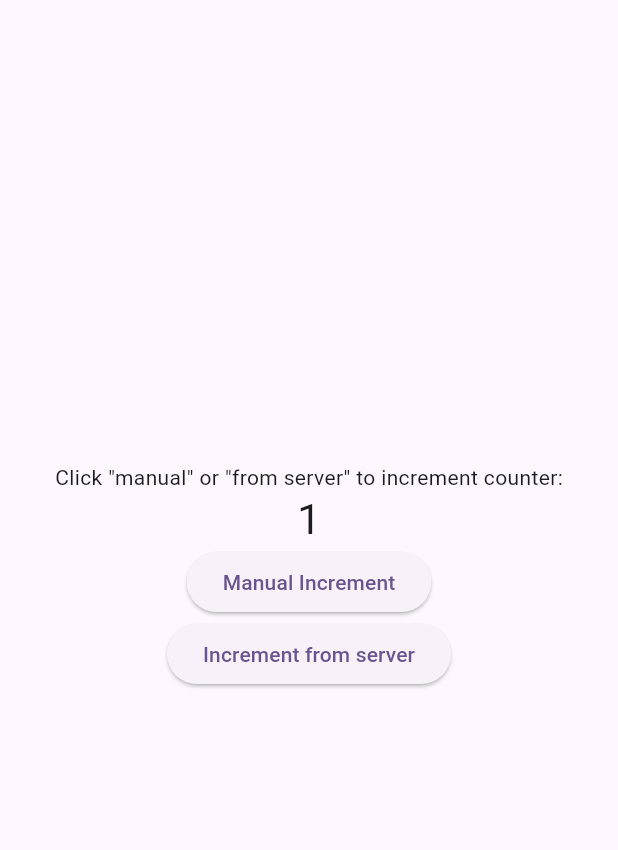
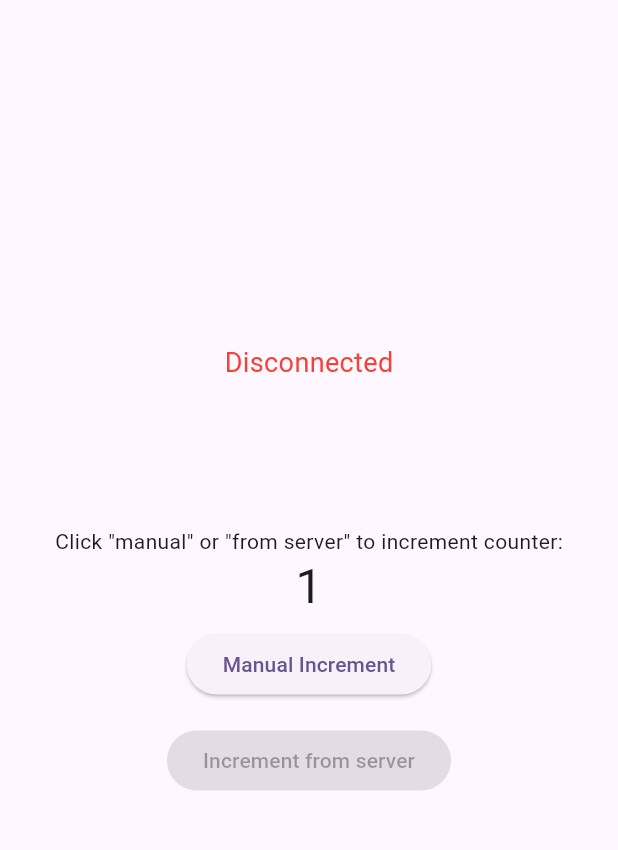
Before and after one commit to dobrunov/Flutter_websocket_app_frontend, a Flutter app: the screen it shows after launch, after a tap on "Manual Increment", on a phone screen of 412 x 824 dp, the part 84-934 px from its top. Run offline on Flutter 3.47's test engine with Material 3 defaults, Android fonts, the phone set to English and light mode, and no system bars; our stand-ins replace flutter_riverpod; network calls fail.

Commit message:
refactor providers, added 'connected/disconnected' label, disable 'increment from server' button, when disconnected, delete unnecessary in pubspec.yaml

```diff
--- a/lib/main.dart
+++ b/lib/main.dart
@@ -1,6 +1,7 @@
 import 'package:flutter/material.dart';
 import 'package:flutter_riverpod/flutter_riverpod.dart';
-import 'package:flutter_websocket_client/provider/counter_provider.dart';
+import 'package:flutter_websocket_client/providers/connection_provider.dart';
+import 'package:flutter_websocket_client/providers/counter_provider.dart';
 import 'package:flutter_websocket_client/websocket/websocket_client.dart';
 
 void main() {
@@ -50,6 +51,7 @@ class MyHomePageState extends ConsumerState<MyHomePage> {
   @override
   Widget build(BuildContext context) {
     final counterState = ref.watch(counterProvider);
+    final connectionState = ref.watch(connectionProvider);
 
     return Scaffold(
       appBar: AppBar(
@@ -60,21 +62,38 @@ class MyHomePageState extends ConsumerState<MyHomePage> {
         child: Column(
           mainAxisAlignment: MainAxisAlignment.center,
           children: <Widget>[
+            Padding(
+              padding: const EdgeInsets.only(bottom: 96.0),
+              child: Text(
+                connectionState.showDisconnect ? 'Disconnected' : 'Connected',
+                style: TextStyle(fontSize: 18, color: connectionState.showDisconnect ? Colors.red : Colors.green),
+              ),
+            ),
             const Text('Click "manual" or "from server" to increment counter:'),
             Text(
               counterState.counter.toString(),
-              style: Theme.of(context).textTheme.headlineMedium,
+              style: Theme.of(context).textTheme.headlineLarge,
             ),
-            ElevatedButton(
-              onPressed: () => ref.read(counterProvider.notifier).incrementCounter(),
-              child: const Text('Manual Increment'),
+            Padding(
+              padding: const EdgeInsets.all(8.0),
+              child: ElevatedButton(
+                onPressed: () => ref.read(counterProvider.notifier).incrementCounter(),
+                child: const Text('Manual Increment'),
+              ),
             ),
-            ElevatedButton(
-              onPressed: () => socket.sendMessage({
-                "type": SocketMessageType.incrementCounter,
-                "data": {"value": 1}
-              }),
-              child: const Text('Increment from server'),
+            Padding(
+              padding: const EdgeInsets.all(8.0),
+              child: ElevatedButton(
+                onPressed: connectionState.showDisconnect
+                    ? null
+                    : () {
+                        socket.sendMessage({
+                          "type": SocketMessageType.incrementCounter,
+                          "data": {"value": 1}
+                        });
+                      },
+                child: const Text('Increment from server'),
+              ),
             ),
           ],
         ),
--- /dev/null
+++ b/lib/providers/connection_provider.dart
@@ -0,0 +1,25 @@
+import 'package:flutter_riverpod/flutter_riverpod.dart';
+
+class ConnectionState {
+  final bool isConnected;
+
+  ConnectionState({this.isConnected = true});
+
+  ConnectionState copyWith({bool? isConnected}) {
+    return ConnectionState(
+      isConnected: isConnected ?? this.isConnected,
+    );
+  }
+
+  bool get showDisconnect => !isConnected;
+}
+
+class ConnectionNotifier extends StateNotifier<ConnectionState> {
+  ConnectionNotifier() : super(ConnectionState());
+
+  void updateConnectedState(bool isConnected) {
+    state = state.copyWith(isConnected: isConnected);
+  }
+}
+
+final connectionProvider = StateNotifierProvider<ConnectionNotifier, ConnectionState>((ref) => ConnectionNotifier());
--- a/lib/provider/counter_provider.dart
+++ b/lib/providers/counter_provider.dart
@@ -4,14 +4,12 @@ import '../models/counter_model.dart';
 
 class CounterState {
   final int counter;
-  final bool showDisconnect;
 
-  CounterState({this.counter = 0, this.showDisconnect = false});
+  CounterState({this.counter = 0});
 
-  CounterState copyWith({int? counter, bool? showDisconnect}) {
+  CounterState copyWith({int? counter}) {
     return CounterState(
       counter: counter ?? this.counter,
-      showDisconnect: showDisconnect ?? this.showDisconnect,
     );
   }
 }
@@ -23,10 +21,6 @@ class CounterNotifier extends StateNotifier<CounterState> {
     state = state.copyWith(counter: state.counter + 1);
   }
 
-  void updateConnectedState(bool isConnected) {
-    state = state.copyWith(showDisconnect: !isConnected);
-  }
-
   void updateCounter(data) {
     var counter = Counter.fromJson(data);
     state = state.copyWith(counter: state.counter + counter.value);
--- a/lib/websocket/websocket_client.dart
+++ b/lib/websocket/websocket_client.dart
@@ -2,8 +2,10 @@ import 'dart:convert';
 import 'dart:developer';
 
 import 'package:flutter_riverpod/flutter_riverpod.dart';
-import 'package:flutter_websocket_client/provider/counter_provider.dart';
 import 'package:web_socket_channel/web_socket_channel.dart';
+
+import '../providers/connection_provider.dart';
+import '../providers/counter_provider.dart';
 
 class WebSocketClient {
   final String uri;
@@ -22,21 +24,21 @@ class WebSocketClient {
     _webSocketChannel?.sink.close();
     _webSocketChannel = WebSocketChannel.connect(Uri.parse(uri), protocols: {"websocket"});
 
-    ref.read(counterProvider.notifier).updateConnectedState(true);
+    ref.read(connectionProvider.notifier).updateConnectedState(true);
     _webSocketChannel!.stream.listen(
       (event) {
         _reconnectAttempts = 0;
-        ref.read(counterProvider.notifier).updateConnectedState(true);
+        ref.read(connectionProvider.notifier).updateConnectedState(true);
         _handleMessage(event);
       },
       onError: (error) async {
         log('[WebSocket Error]: $error');
-        ref.read(counterProvider.notifier).updateConnectedState(false);
+        ref.read(connectionProvider.notifier).updateConnectedState(false);
         _handleReconnect();
       },
       onDone: () async {
         log('[WebSocket Disconnected]');
-        ref.read(counterProvider.notifier).updateConnectedState(false);
+        ref.read(connectionProvider.notifier).updateConnectedState(false);
         _handleReconnect();
       },
       cancelOnError: true,
```
Also changed, not shown: pubspec.yaml (+1 -31 lines).
